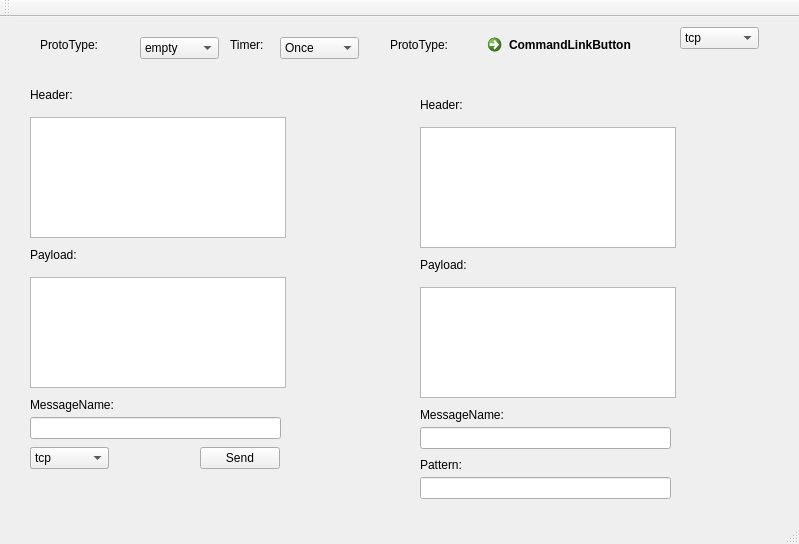
Above: Pcclient/pcclient.ui from hikerLi/Pcclient before the change. Below: the same form after it.
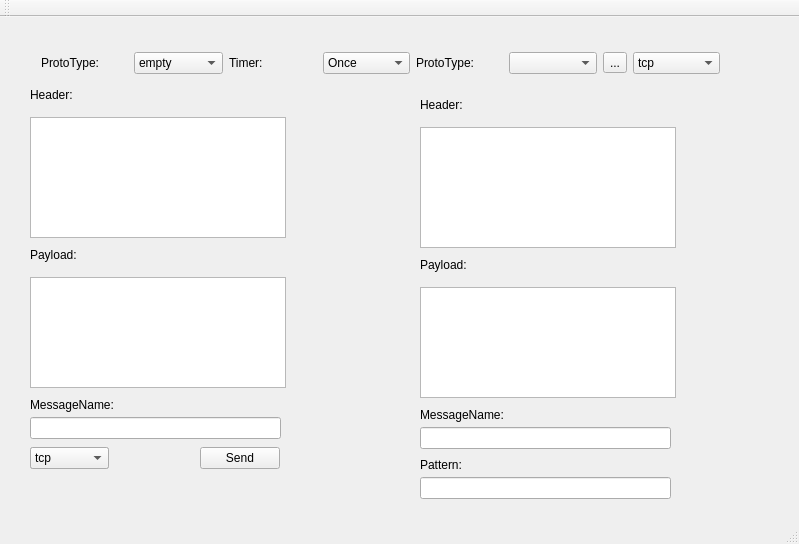
That is the form after the change.

The edit to the form file:
```diff
--- a/Pcclient/pcclient.ui
+++ b/Pcclient/pcclient.ui
@@ -14,31 +14,6 @@
    <string>Pcclient</string>
   </property>
   <widget class="QWidget" name="centralWidget">
-   <widget class="QComboBox" name="comboBox">
-    <property name="geometry">
-     <rect>
-      <x>140</x>
-      <y>20</y>
-      <width>79</width>
-      <height>22</height>
-     </rect>
-    </property>
-    <item>
-     <property name="text">
-      <string>empty</string>
-     </property>
-    </item>
-    <item>
-     <property name="text">
-      <string>protobuffer</string>
-     </property>
-    </item>
-    <item>
-     <property name="text">
-      <string>flatbuffer</string>
-     </property>
-    </item>
-   </widget>
    <widget class="QListView" name="listView">
     <property name="geometry">
      <rect>
@@ -141,98 +116,6 @@
      <string>Header:</string>
     </property>
    </widget>
-   <widget class="QLabel" name="label_4">
-    <property name="geometry">
-     <rect>
-      <x>40</x>
-      <y>20</y>
-      <width>81</width>
-      <height>16</height>
-     </rect>
-    </property>
-    <property name="text">
-     <string>ProtoType:</string>
-    </property>
-   </widget>
-   <widget class="QCommandLinkButton" name="commandLinkButton">
-    <property name="geometry">
-     <rect>
-      <x>480</x>
-      <y>10</y>
-      <width>174</width>
-      <height>41</height>
-     </rect>
-    </property>
-    <property name="text">
-     <string>CommandLinkButton</string>
-    </property>
-   </widget>
-   <widget class="QLabel" name="label_5">
-    <property name="geometry">
-     <rect>
-      <x>390</x>
-      <y>20</y>
-      <width>81</width>
-      <height>16</height>
-     </rect>
-    </property>
-    <property name="text">
-     <string>ProtoType:</string>
-    </property>
-   </widget>
-   <widget class="QComboBox" name="comboBox_3">
-    <property name="geometry">
-     <rect>
-      <x>280</x>
-      <y>20</y>
-      <width>79</width>
-      <height>22</height>
-     </rect>
-    </property>
-    <item>
-     <property name="text">
-      <string>Once</string>
-     </property>
-    </item>
-    <item>
-     <property name="text">
-      <string>5s</string>
-     </property>
-    </item>
-    <item>
-     <property name="text">
-      <string>10s</string>
-     </property>
-    </item>
-    <item>
-     <property name="text">
-      <string>30s</string>
-     </property>
-    </item>
-    <item>
-     <property name="text">
-      <string>1min</string>
-     </property>
-    </item>
-    <item>
-     <property name="text">
-      <string>15min</string>
-     </property>
-    </item>
-   </widget>
-   <widget class="QLabel" name="label_6">
-    <property name="geometry">
-     <rect>
-      <x>230</x>
-      <y>20</y>
-      <width>51</width>
-      <height>16</height>
-     </rect>
-    </property>
-    <property name="text">
-     <string>Timer:</string>
-    </property>
-   </widget>
    <widget class="QLabel" name="label_7">
     <property name="geometry">
      <rect>
@@ -322,26 +205,6 @@
      </property>
     </item>
    </widget>
-   <widget class="QComboBox" name="comboBox_5">
-    <property name="geometry">
-     <rect>
-      <x>680</x>
-      <y>10</y>
-      <width>79</width>
-      <height>22</height>
-     </rect>
-    </property>
-    <item>
-     <property name="text">
-      <string>tcp</string>
-     </property>
-    </item>
-    <item>
-     <property name="text">
-      <string>udp</string>
-     </property>
-    </item>
-   </widget>
    <widget class="QLineEdit" name="lineEdit_3">
     <property name="geometry">
      <rect>
@@ -365,6 +228,116 @@
      <string>Pattern:</string>
     </property>
    </widget>
+   <widget class="QWidget" name="horizontalLayoutWidget">
+    <property name="geometry">
+     <rect>
+      <x>30</x>
+      <y>10</y>
+      <width>701</width>
+      <height>72</height>
+     </rect>
+    </property>
+    <layout class="QHBoxLayout" name="horizontalLayout">
+     <item>
+      <widget class="QLabel" name="label_4">
+       <property name="text">
+        <string>ProtoType:</string>
+       </property>
+      </widget>
+     </item>
+     <item>
+      <widget class="QComboBox" name="comboBox">
+       <item>
+        <property name="text">
+         <string>empty</string>
+        </property>
+       </item>
+       <item>
+        <property name="text">
+         <string>protobuffer</string>
+        </property>
+       </item>
+       <item>
+        <property name="text">
+         <string>flatbuffer</string>
+        </property>
+       </item>
+      </widget>
+     </item>
+     <item>
+      <widget class="QLabel" name="label_6">
+       <property name="text">
+        <string>Timer:</string>
+       </property>
+      </widget>
+     </item>
+     <item>
+      <widget class="QComboBox" name="comboBox_3">
+       <item>
+        <property name="text">
+         <string>Once</string>
+        </property>
+       </item>
+       <item>
+        <property name="text">
+         <string>5s</string>
+        </property>
+       </item>
+       <item>
+        <property name="text">
+         <string>10s</string>
+        </property>
+       </item>
+       <item>
+        <property name="text">
+         <string>30s</string>
+        </property>
+       </item>
+       <item>
+        <property name="text">
+         <string>1min</string>
+        </property>
+       </item>
+       <item>
+        <property name="text">
+         <string>15min</string>
+        </property>
+       </item>
+      </widget>
+     </item>
+     <item>
+      <widget class="QLabel" name="label_5">
+       <property name="text">
+        <string>ProtoType:</string>
+       </property>
+      </widget>
+     </item>
+     <item>
+      <widget class="QComboBox" name="comboBox_6"/>
+     </item>
+     <item>
+      <widget class="QToolButton" name="toolButton">
+       <property name="text">
+        <string>...</string>
+       </property>
+      </widget>
+     </item>
+     <item>
+      <widget class="QComboBox" name="comboBox_5">
+       <item>
+        <property name="text">
+         <string>tcp</string>
+        </property>
+       </item>
+       <item>
+        <property name="text">
+         <string>udp</string>
+        </property>
+       </item>
+      </widget>
+     </item>
+    </layout>
+   </widget>
   </widget>
   <widget class="QMenuBar" name="menuBar">
    <property name="geometry">
```
